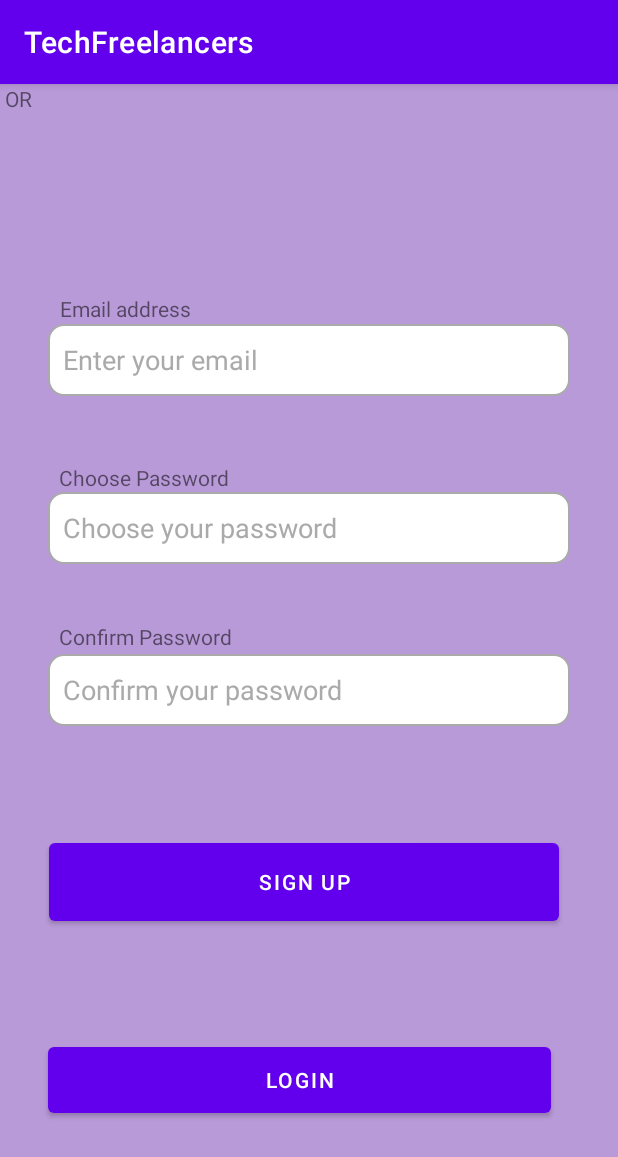
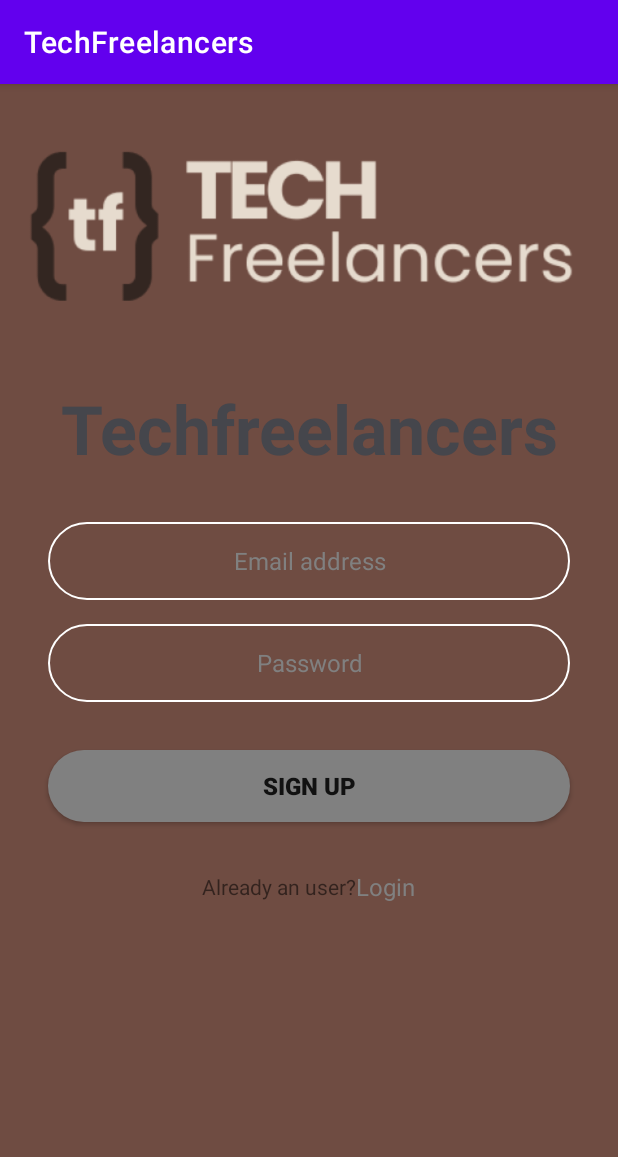
Before and after one commit to yrakesh101/TechFreelancers, an Android app: the signupActivity screen opened directly, with no data from a screen before it, on a phone screen of 412 x 824 dp. Shown: the top 1157 px of the screen. Run offline under Robolectric (Android 15) with nearby library versions, the phone set to English and light mode, and no system bars.

Commit message:
update background color

```diff
--- a/app/src/main/java/com/example/techfreelancers/signupActivity.java
+++ b/app/src/main/java/com/example/techfreelancers/signupActivity.java
@@ -2,7 +2,9 @@ package com.example.techfreelancers;
 
 import android.content.Intent;
 import android.os.Bundle;
+import android.view.View;
 import android.widget.Button;
+import android.widget.Toast;
 
 import androidx.activity.EdgeToEdge;
 import androidx.appcompat.app.AppCompatActivity;
@@ -10,22 +12,31 @@ import androidx.core.graphics.Insets;
 import androidx.core.view.ViewCompat;
 import androidx.core.view.WindowInsetsCompat;
 
-public class signupActivity extends AppCompatActivity {
+import com.example.techfreelancers.databinding.ActivitySignUpBinding;
+
+public class signupActivity extends welcomeActivity {
+    ActivitySignUpBinding signUpBinding;
 
     @Override
     protected void onCreate(Bundle savedInstanceState) {
         super.onCreate(savedInstanceState);
-        EdgeToEdge.enable(this);
-        setContentView(R.layout.activity_sign_up);
-        ViewCompat.setOnApplyWindowInsetsListener(findViewById(R.id.main), (v, insets) -> {
-            Insets systemBars = insets.getInsets(WindowInsetsCompat.Type.systemBars());
-            v.setPadding(systemBars.left, systemBars.top, systemBars.right, systemBars.bottom);
-            return insets;
-        });
-        Button loginButton = findViewById(R.id.loginButton);
-        loginButton.setOnClickListener(View->{
-            Intent intent= new Intent(signupActivity.this, loginActivity.class);
-            startActivity(intent);
+        signUpBinding = ActivitySignUpBinding.inflate(getLayoutInflater());
+        setContentView(signUpBinding.getRoot());
+        setVariable();
+    }
+
+    private void setVariable() {
+        signUpBinding.signupButton.setOnClickListener(new View.OnClickListener() {
+            @Override
+            public void onClick(View v) {
+                String email= signUpBinding.emailEditText.getText().toString();
+                String password=signUpBinding.passwordEditText.getText().toString();
+
+                if (password.length()<6){
+                    Toast.makeText(signupActivity.this, "Password is too short", Toast.LENGTH_SHORT).show();
+                }
+
+            }
         });
     }
 }
--- a/app/src/main/res/layout/activity_login.xml
+++ b/app/src/main/res/layout/activity_login.xml
@@ -5,7 +5,7 @@
     android:id="@+id/main"
     android:layout_width="match_parent"
     android:layout_height="match_parent"
-    android:background="#B99AD9"
+    android:background="#6f4c42"
     tools:context=".loginActivity">
 
     <ScrollView
@@ -23,7 +23,7 @@
                 android:layout_width="match_parent"
                 android:layout_height="201dp"
                 android:layout_marginTop="48dp"
-                app:srcCompat="@drawable/sample" />
+                app:srcCompat="@drawable/logo" />
 
             <LinearLayout
                 android:layout_width="match_parent"
@@ -160,7 +160,7 @@
             <LinearLayout
                 android:layout_width="match_parent"
                 android:layout_height="match_parent"
-                android:textAlignment="center"
+                android:gravity="center"
                 android:orientation="horizontal">
 
                 <TextView
@@ -174,7 +174,9 @@
                     android:layout_width="wrap_content"
                     android:layout_height="wrap_content"
                     android:textSize="16sp"
-                    android:text="Sign Up" />
+                    android:text="Sign Up"
+                    android:textColor="@color/grey"
+                    />
             </LinearLayout>
 
 
--- a/app/src/main/res/layout/activity_sign_up.xml
+++ b/app/src/main/res/layout/activity_sign_up.xml
@@ -5,120 +5,153 @@
     android:id="@+id/main"
     android:layout_width="match_parent"
     android:layout_height="match_parent"
-    android:background="#B99AD9"
-    tools:context=".signupActivity">
+    android:background="#6f4c42"
+    tools:context=".loginActivity">
+
+    <ScrollView
+        android:layout_width="match_parent"
+        android:layout_height="match_parent">
+
+
+        <LinearLayout
+            android:layout_width="match_parent"
+            android:layout_height="wrap_content"
+            android:orientation="vertical">
+
+            <ImageView
+                android:id="@+id/imageView6"
+                android:layout_width="match_parent"
+                android:layout_height="201dp"
+                android:layout_marginStart="16dp"
+                android:layout_marginTop="48dp"
+                android:layout_marginEnd="16dp"
+                app:srcCompat="@drawable/logo" />
+
+            <LinearLayout
+                android:layout_width="match_parent"
+                android:layout_height="match_parent"
+                android:layout_gravity="center"
+                android:layout_marginTop="6dp"
+                android:orientation="horizontal">
+
+                <TextView
+                    android:id="@+id/textView2"
+                    android:layout_width="match_parent"
+                    android:layout_height="wrap_content"
+                    android:text="Techfreelancers"
+                    android:textAlignment="center"
+                    android:textColor="@color/material_dynamic_neutral30"
+                    android:textSize="45sp"
+                    android:textStyle="bold" />
+
+
+            </LinearLayout>
 
             <EditText
-        android:id="@+id/emailSignUP"
-        android:layout_width="0dp"
-        android:layout_height="48dp"
+                android:id="@+id/emailEditText"
+                android:layout_width="match_parent"
+                android:layout_height="52dp"
                 android:layout_marginStart="32dp"
-        android:layout_marginTop="160dp"
+                android:layout_marginTop="32dp"
                 android:layout_marginEnd="32dp"
-        android:background="@drawable/round_edit_text"
-        android:hint="Enter your email"
+                android:background="@drawable/textbackground"
+                android:ems="10"
+                android:hint="Email address"
                 android:inputType="textEmailAddress"
-        android:padding="10dp"
-        android:textColor="@android:color/black"
-        android:textColorHint="@android:color/darker_gray"
-        app:layout_constraintEnd_toEndOf="parent"
-        app:layout_constraintStart_toStartOf="parent"
-        app:layout_constraintTop_toTopOf="parent" />
+                android:textAlignment="center"
+                android:textColorHint="@color/grey"
+                android:textSize="16sp" />
 
             <EditText
-        android:id="@+id/passwordSignUp"
-        android:layout_width="0dp"
-        android:layout_height="48dp"
+                android:id="@+id/passwordEditText"
+                android:layout_width="match_parent"
+                android:layout_height="52dp"
                 android:layout_marginStart="32dp"
-        android:layout_marginTop="64dp"
+                android:layout_marginTop="16dp"
                 android:layout_marginEnd="32dp"
-        android:background="@drawable/round_edit_text"
-        android:hint="Choose your password"
+                android:background="@drawable/textbackground"
+                android:ems="10"
+                android:hint="Password"
                 android:inputType="textPassword"
-        android:padding="10dp"
-        android:textColor="@android:color/black"
-        android:textColorHint="@android:color/darker_gray"
-        app:layout_constraintEnd_toEndOf="parent"
-        app:layout_constraintHorizontal_bias="0.0"
-        app:layout_constraintStart_toStartOf="parent"
-        app:layout_constraintTop_toBottomOf="@+id/emailSignUP" />
+                android:textAlignment="center"
+                android:textColorHint="@color/grey"
+                android:textSize="16sp" />
 
-    <EditText
-        android:id="@+id/passwordSignUpConfirm"
-        android:layout_width="0dp"
-        android:layout_height="48dp"
-        android:layout_marginStart="32dp"
-        android:layout_marginTop="60dp"
-        android:layout_marginEnd="32dp"
-        android:background="@drawable/round_edit_text"
-        android:hint="Confirm your password"
-        android:inputType="textPassword"
-        android:padding="10dp"
-        android:textColor="@android:color/black"
-        android:textColorHint="@android:color/darker_gray"
-        app:layout_constraintEnd_toEndOf="parent"
-        app:layout_constraintHorizontal_bias="0.0"
-        app:layout_constraintStart_toStartOf="parent"
-        app:layout_constraintTop_toBottomOf="@+id/passwordSignUp" />
+            <androidx.appcompat.widget.AppCompatButton
+                android:id="@+id/signupButton"
+                android:layout_width="match_parent"
+                android:layout_height="wrap_content"
+                android:layout_margin="32dp"
+                android:background="@drawable/btn_background"
+                android:text="Sign Up"
+                android:textSize="16sp"
+                android:textStyle="bold" />
 
-    <Button
-        android:id="@+id/signupButton"
-        android:layout_width="340dp"
-        android:layout_height="64dp"
-        android:layout_marginTop="72dp"
-        android:text="Sign Up"
-        app:layout_constraintEnd_toEndOf="parent"
-        app:layout_constraintHorizontal_bias="0.45"
-        app:layout_constraintStart_toStartOf="parent"
-        app:layout_constraintTop_toBottomOf="@+id/passwordSignUpConfirm" />
-
-    <Button
-        android:id="@+id/loginButton"
-        android:layout_width="335dp"
-        android:layout_height="56dp"
-        android:layout_marginTop="72dp"
-        android:text="Login"
-        app:layout_constraintEnd_toEndOf="parent"
-        app:layout_constraintHorizontal_bias="0.421"
-        app:layout_constraintStart_toStartOf="parent"
-        app:layout_constraintTop_toBottomOf="@+id/signupButton" />
+            <LinearLayout
+                android:layout_width="match_parent"
+                android:layout_height="match_parent"
+                android:gravity="center"
+                android:orientation="horizontal">
 
                 <TextView
-        android:id="@+id/emailTextView"
+                    android:id="@+id/textView7"
                     android:layout_width="wrap_content"
                     android:layout_height="wrap_content"
-        android:layout_marginStart="8dp"
-        android:layout_marginTop="140dp"
-        android:text="Email address"
-        app:layout_constraintStart_toStartOf="@+id/emailSignUP"
-        app:layout_constraintTop_toTopOf="parent" />
+                    android:text="Already an user?" />
 
                 <TextView
-        android:id="@+id/choosePasswordTV"
+                    android:id="@+id/loginButton"
                     android:layout_width="wrap_content"
                     android:layout_height="wrap_content"
-        android:layout_marginStart="7dp"
-        android:text="Choose Password"
-        app:layout_constraintBottom_toTopOf="@+id/passwordSignUp"
-        app:layout_constraintStart_toStartOf="@+id/passwordSignUp" />
+                    android:text="Login"
+                    android:textColor="@color/grey"
+                    android:textSize="16sp" />
+            </LinearLayout>
 
-    <TextView
-        android:id="@+id/confirmPasswordTV"
-        android:layout_width="wrap_content"
-        android:layout_height="wrap_content"
-        android:layout_marginStart="7dp"
-        android:layout_marginBottom="2dp"
-        android:text="Confirm Password"
-        app:layout_constraintBottom_toTopOf="@+id/passwordSignUpConfirm"
-        app:layout_constraintStart_toStartOf="@+id/passwordSignUpConfirm" />
 
-    <TextView
-        android:id="@+id/btnSeperatorTV"
-        android:layout_width="wrap_content"
-        android:layout_height="wrap_content"
-        android:text=" OR "
-        tools:layout_editor_absoluteX="196dp"
-        tools:layout_editor_absoluteY="590dp"
-        tools:ignore="MissingConstraints" />
+        </LinearLayout>
+    </ScrollView>
+
+    <!--    <EditText-->
+    <!--        android:id="@+id/emailEditText"-->
+    <!--        android:layout_width="347dp"-->
+    <!--        android:layout_height="48dp"-->
+    <!--        android:background="@drawable/round_edit_text"-->
+    <!--        android:hint="Enter your email"-->
+    <!--        android:inputType="textEmailAddress"-->
+    <!--        android:padding="10dp"-->
+    <!--        android:textColor="@android:color/black"-->
+    <!--        android:textColorHint="@android:color/darker_gray"-->
+    <!--        tools:layout_editor_absoluteX="32dp"-->
+    <!--        tools:layout_editor_absoluteY="400dp" />-->
+
+    <!--    <EditText-->
+    <!--        android:id="@+id/passwordEditText"-->
+    <!--        android:layout_width="347dp"-->
+    <!--        android:layout_height="48dp"-->
+    <!--        android:background="@drawable/round_edit_text"-->
+    <!--        android:hint="Enter your password"-->
+    <!--        android:inputType="textPassword"-->
+    <!--        android:padding="10dp"-->
+    <!--        android:textColor="@android:color/black"-->
+    <!--        android:textColorHint="@android:color/darker_gray"-->
+    <!--        tools:layout_editor_absoluteX="32dp"-->
+    <!--        tools:layout_editor_absoluteY="464dp" />-->
+
+    <!--    <Button-->
+    <!--        android:id="@+id/loginButton"-->
+    <!--        android:layout_width="343dp"-->
+    <!--        android:layout_height="50dp"-->
+    <!--        android:text="Login"-->
+    <!--        tools:layout_editor_absoluteX="34dp"-->
+    <!--        tools:layout_editor_absoluteY="544dp" />-->
+
+    <!--    <Button-->
+    <!--        android:id="@+id/signupButton"-->
+    <!--        android:layout_width="337dp"-->
+    <!--        android:layout_height="56dp"-->
+    <!--        android:text="Sign Up"-->
+    <!--        tools:layout_editor_absoluteX="37dp"-->
+    <!--        tools:layout_editor_absoluteY="610dp" />-->
 
 </androidx.constraintlayout.widget.ConstraintLayout>
--- a/app/src/main/res/layout/activity_welcome_acitivity.xml
+++ b/app/src/main/res/layout/activity_welcome_acitivity.xml
@@ -5,7 +5,7 @@
     android:id="@+id/main"
     android:layout_width="match_parent"
     android:layout_height="match_parent"
-    android:background="#AC8ADC"
+    android:background="#6f4c42"
     tools:context=".welcomeActivity">
 
     <ScrollView
@@ -22,7 +22,7 @@
                 android:layout_width="match_parent"
                 android:layout_height="201dp"
                 android:layout_marginTop="48dp"
-                tools:srcCompat="@drawable/sample" />
+                tools:srcCompat="@drawable/logo" />
 
             <LinearLayout
                 android:layout_width="match_parent"
```
Lines whose indentation alone changed are shown as unchanged.
